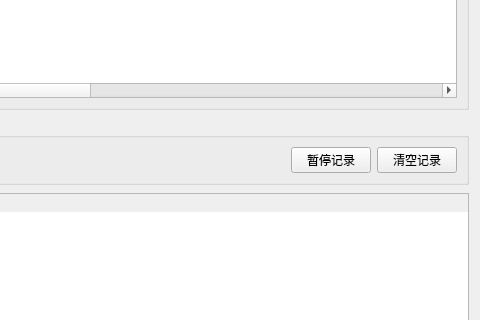
niudamei/IndustrialHub, file src/pages/MonitorPage.ui: the form before one commit; both pictures show x 720 to 1200 and y 248 to 568 of the 1200 by 760 pixel window.
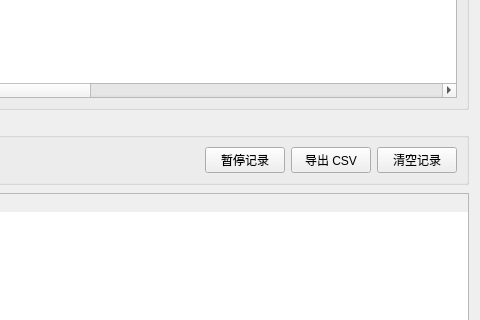
The form after the commit.

Commit message: feat(monitor): add event CSV export button

Patch:
```diff
--- a/src/pages/MonitorPage.ui
+++ b/src/pages/MonitorPage.ui
@@ -56,6 +56,7 @@
       </widget></item>
       <item><spacer name="filterSpacer"><property name="orientation"><enum>Qt::Horizontal</enum></property><property name="sizeHint" stdset="0"><size><width>30</width><height>20</height></size></property></spacer></item>
       <item><widget class="QPushButton" name="pauseButton"><property name="text"><string>暂停记录</string></property></widget></item>
+      <item><widget class="QPushButton" name="exportButton"><property name="text"><string>导出 CSV</string></property></widget></item>
       <item><widget class="QPushButton" name="clearButton"><property name="text"><string>清空记录</string></property></widget></item>
      </layout>
     </widget>
```
